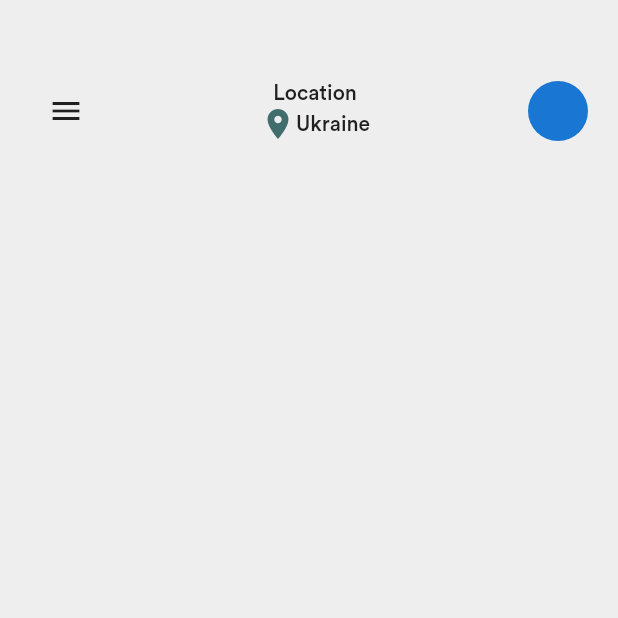
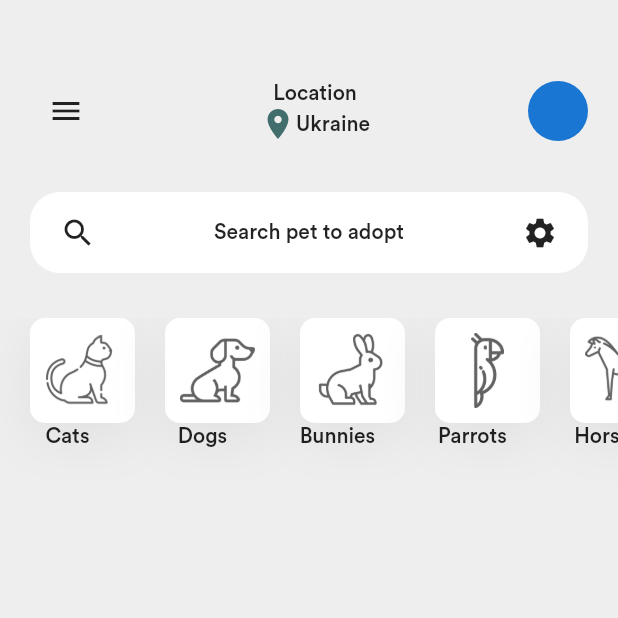
Before and after one commit to pritsorathiya5181/Flutter-Responsive-Ui, a Flutter app: the screen it shows after launch, on a phone screen of 412 x 824 dp, the top half of it. Run offline on Flutter 3.47's test engine with Material 2 defaults, Android fonts, the phone set to English and light mode, and no system bars; our stand-ins replace after_layout, liquid_swipe.

Commit message:
screen transformation done and working on homeScreen

```diff
--- a/HiddenDrawer/lib/homeScreen.dart
+++ b/HiddenDrawer/lib/homeScreen.dart
@@ -21,10 +21,10 @@ class _HomeScreenState extends State<HomeScreen> {
         ..scale(scaleFactor)
         ..rotateY(isDrawerOpen ? -0.5 : 0),
       duration: Duration(milliseconds: 250),
-      // color: Colors.white,
-      decoration: BoxDecoration(
-          color: Colors.grey[200],
-          borderRadius: BorderRadius.circular(isDrawerOpen ? 40 : 0.0)),
+      color: Colors.grey[200],
+      // decoration: BoxDecoration(
+      //     color: Colors.grey[200],
+      //     borderRadius: BorderRadius.circular(isDrawerOpen ? 40 : 0.0)),
       child: Column(
         children: [
           SizedBox(
@@ -75,6 +75,52 @@ class _HomeScreenState extends State<HomeScreen> {
               ],
             ),
           ),
+          Container(
+            padding: EdgeInsets.symmetric(horizontal: 20, vertical: 15),
+            margin: EdgeInsets.symmetric(vertical: 30, horizontal: 20),
+            decoration: BoxDecoration(
+              color: Colors.white,
+              borderRadius: BorderRadius.circular(20),
+            ),
+            child: Row(
+              mainAxisAlignment: MainAxisAlignment.spaceBetween,
+              children: [
+                Icon(Icons.search),
+                Text('Search pet to adopt'),
+                Icon(Icons.settings),
+              ],
+            ),
+          ),
+          Container(
+            height: 120,
+            child: ListView.builder(
+                scrollDirection: Axis.horizontal,
+                itemCount: categories.length,
+                itemBuilder: (context, index) {
+                  return Container(
+                    child: Column(
+                      children: [
+                        Container(
+                          padding: EdgeInsets.all(10),
+                          margin: EdgeInsets.only(left: 20),
+                          decoration: BoxDecoration(
+                            color: Colors.white,
+                            boxShadow: shadowList,
+                            borderRadius: BorderRadius.circular(10),
+                          ),
+                          child: Image.asset(
+                            categories[index]['iconPath'],
+                            height: 50,
+                            width: 50,
+                            color: Colors.grey[700],
+                          ),
+                        ),
+                        Text(categories[index]['name']),
+                      ],
+                    ),
+                  );
+                }),
+          )
         ],
       ),
     );
```
